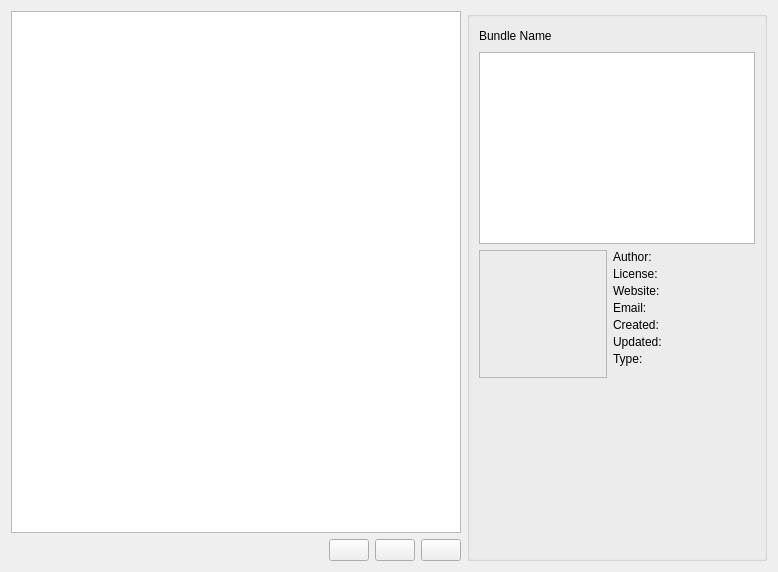
Before: the Qt Designer form plugins/extensions/resourcemanager/wdgdlgbundlemanager.ui in KDE/krita, drawn with Qt 5.
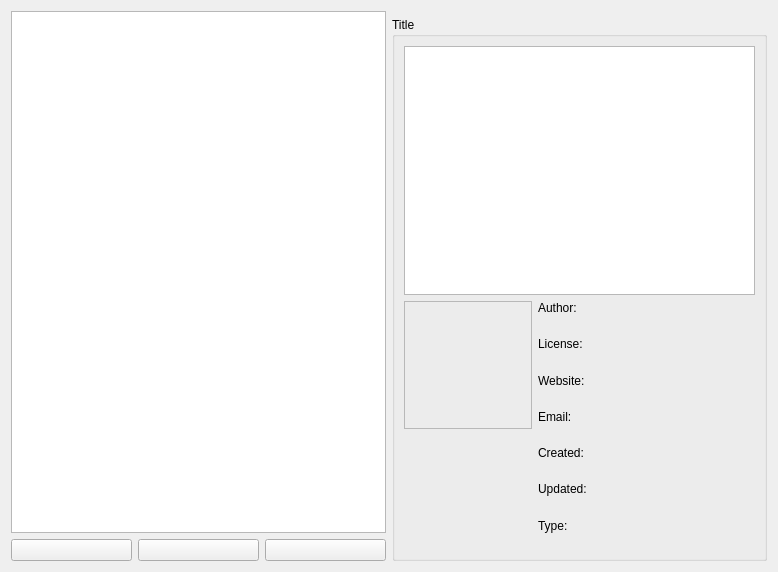
After: the same form once the commit is applied. Icons and pictures are not drawn.

Commit message: Redesign the flow of the Bundle Manager

What changed in the file:
```diff
--- a/plugins/extensions/resourcemanager/wdgdlgbundlemanager.ui
+++ b/plugins/extensions/resourcemanager/wdgdlgbundlemanager.ui
@@ -14,81 +14,20 @@
     <height>572</height>
    </rect>
   </property>
-  <layout class="QHBoxLayout" name="horizontalLayout_4">
-   <item>
-    <layout class="QVBoxLayout" name="verticalLayout">
-     <item>
-      <widget class="QListView" name="listView">
-       <property name="iconSize">
-        <size>
-         <width>48</width>
-         <height>48</height>
-        </size>
-       </property>
-      </widget>
-     </item>
-     <item>
-      <layout class="QHBoxLayout" name="horizontalLayout">
-       <item>
-        <spacer name="horizontalSpacer_2">
-         <property name="orientation">
-          <enum>Qt::Horizontal</enum>
-         </property>
-         <property name="sizeHint" stdset="0">
+  <property name="sizePolicy">
+   <sizepolicy hsizetype="MinimumExpanding" vsizetype="MinimumExpanding">
+    <horstretch>0</horstretch>
+    <verstretch>0</verstretch>
+   </sizepolicy>
+  </property>
+  <property name="minimumSize">
           <size>
-           <width>40</width>
-           <height>20</height>
-          </size>
-         </property>
-        </spacer>
-       </item>
-       <item>
-        <widget class="QPushButton" name="bnAdd">
-         <property name="toolTip">
-          <string>Import a resource library</string>
-         </property>
-         <property name="text">
-          <string/>
-         </property>
-         <property name="icon">
-          <iconset theme="new">
-           <normaloff>.</normaloff>.</iconset>
-         </property>
-        </widget>
-       </item>
-       <item>
-        <widget class="QPushButton" name="bnNew">
-         <property name="toolTip">
-          <string>Create a resource library</string>
-         </property>
-         <property name="text">
-          <string/>
-         </property>
-         <property name="icon">
-          <iconset theme="add">
-           <normaloff>.</normaloff>.</iconset>
-         </property>
-        </widget>
-       </item>
-       <item>
-        <widget class="QPushButton" name="bnToggle">
-         <property name="toolTip">
-          <string>Delete a resource library</string>
-         </property>
-         <property name="text">
-          <string/>
-         </property>
-         <property name="icon">
-          <iconset theme="delete">
-           <normaloff>.</normaloff>.</iconset>
-         </property>
-        </widget>
-       </item>
-      </layout>
-     </item>
-    </layout>
-   </item>
-   <item>
+    <width>778</width>
+    <height>572</height>
+   </size>
+  </property>
+  <layout class="QGridLayout" name="gridLayout_2">
+   <item row="1" column="1">
     <widget class="QGroupBox" name="BundleSelectedGroupBox">
      <property name="sizePolicy">
       <sizepolicy hsizetype="Preferred" vsizetype="Preferred">
@@ -96,97 +35,74 @@
        <verstretch>0</verstretch>
       </sizepolicy>
      </property>
-     <property name="minimumSize">
-      <size>
-       <width>0</width>
-       <height>0</height>
-      </size>
-     </property>
-     <property name="maximumSize">
-      <size>
-       <width>300</width>
-       <height>16777215</height>
-      </size>
-     </property>
      <property name="title">
-      <string/>
+      <string>Title</string>
      </property>
-     <layout class="QVBoxLayout" name="verticalLayout_8">
+     <layout class="QGridLayout" name="gridLayout">
       <property name="sizeConstraint">
        <enum>QLayout::SetDefaultConstraint</enum>
       </property>
-      <item>
-       <widget class="QSplitter" name="splitter_2">
-        <property name="sizePolicy">
-         <sizepolicy hsizetype="Expanding" vsizetype="Expanding">
-          <horstretch>0</horstretch>
-          <verstretch>0</verstretch>
-         </sizepolicy>
-        </property>
-        <property name="orientation">
-         <enum>Qt::Horizontal</enum>
-        </property>
-        <property name="childrenCollapsible">
-         <bool>false</bool>
-        </property>
-        <widget class="QWidget" name="selectedBundleInfoContainer">
-         <property name="sizePolicy">
-          <sizepolicy hsizetype="Preferred" vsizetype="Preferred">
-           <horstretch>10</horstretch>
-           <verstretch>0</verstretch>
-          </sizepolicy>
-         </property>
-         <layout class="QVBoxLayout" name="verticalLayout_4">
-          <item>
-           <layout class="QHBoxLayout" name="horizontalLayout_2">
-            <item>
-             <widget class="QLabel" name="lblName">
-              <property name="text">
-               <string>Bundle Name</string>
-              </property>
-              <property name="textFormat">
-               <enum>Qt::AutoText</enum>
-              </property>
-             </widget>
-            </item>
-            <item>
-             <spacer name="horizontalSpacer">
-              <property name="orientation">
-               <enum>Qt::Horizontal</enum>
-              </property>
-              <property name="sizeHint" stdset="0">
-               <size>
-                <width>40</width>
-                <height>20</height>
-               </size>
-              </property>
-             </spacer>
-            </item>
-           </layout>
-          </item>
-          <item>
+      <item row="0" column="0" colspan="2">
            <widget class="QPlainTextEdit" name="lblDescription">
             <property name="sizePolicy">
-             <sizepolicy hsizetype="Expanding" vsizetype="Maximum">
+         <sizepolicy hsizetype="Preferred" vsizetype="MinimumExpanding">
               <horstretch>0</horstretch>
-              <verstretch>10</verstretch>
-             </sizepolicy>
-            </property>
-            <property name="minimumSize">
-             <size>
-              <width>0</width>
-              <height>50</height>
-             </size>
+          <verstretch>0</verstretch>
+         </sizepolicy>
+        </property>
+        <property name="verticalScrollBarPolicy">
+         <enum>Qt::ScrollBarAsNeeded</enum>
+        </property>
+        <property name="horizontalScrollBarPolicy">
+         <enum>Qt::ScrollBarAlwaysOff</enum>
+        </property>
+        <property name="sizeAdjustPolicy">
+         <enum>QAbstractScrollArea::AdjustIgnored</enum>
             </property>
             <property name="readOnly">
              <bool>true</bool>
             </property>
            </widget>
           </item>
+      <item row="1" column="0" colspan="2">
+       <widget class="QWidget" name="wdgDetails" native="true">
+        <layout class="QHBoxLayout" name="horizontalLayout_2">
+         <property name="leftMargin">
+          <number>0</number>
+         </property>
+         <property name="topMargin">
+          <number>0</number>
+         </property>
+         <property name="rightMargin">
+          <number>0</number>
+         </property>
+         <property name="bottomMargin">
+          <number>0</number>
+         </property>
           <item>
-           <layout class="QHBoxLayout" name="horizontalLayout_3" stretch="0,0">
-            <item>
-             <layout class="QVBoxLayout" name="verticalLayout_9">
+          <widget class="QWidget" name="iconPanel" native="true">
+           <property name="enabled">
+            <bool>true</bool>
+           </property>
+           <property name="sizePolicy">
+            <sizepolicy hsizetype="Fixed" vsizetype="Preferred">
+             <horstretch>0</horstretch>
+             <verstretch>0</verstretch>
+            </sizepolicy>
+           </property>
+           <layout class="QVBoxLayout" name="verticalLayout_2">
+            <property name="leftMargin">
+             <number>0</number>
+            </property>
+            <property name="topMargin">
+             <number>0</number>
+            </property>
+            <property name="rightMargin">
+             <number>0</number>
+            </property>
+            <property name="bottomMargin">
+             <number>0</number>
+            </property>
               <item>
                <widget class="QLabel" name="lblPreview">
                 <property name="sizePolicy">
@@ -220,7 +136,7 @@
                  <bool>true</bool>
                 </property>
                 <property name="alignment">
-                 <set>Qt::AlignCenter</set>
+               <set>Qt::AlignHCenter|Qt::AlignTop</set>
                 </property>
                </widget>
               </item>
@@ -238,26 +154,32 @@
                </spacer>
               </item>
              </layout>
+          </widget>
             </item>
             <item>
-             <layout class="QGridLayout" name="gridLayout">
-              <property name="verticalSpacing">
-               <number>3</number>
-              </property>
-              <item row="2" column="0">
-               <widget class="QLabel" name="label_5">
-                <property name="text">
-                 <string>Website:</string>
-                </property>
-               </widget>
-              </item>
-              <item row="5" column="1">
-               <widget class="QLabel" name="lblUpdated">
-                <property name="text">
-                 <string/>
-                </property>
-               </widget>
-              </item>
+          <widget class="QWidget" name="detailsPanel" native="true">
+           <property name="sizePolicy">
+            <sizepolicy hsizetype="Preferred" vsizetype="Preferred">
+             <horstretch>0</horstretch>
+             <verstretch>0</verstretch>
+            </sizepolicy>
+           </property>
+           <layout class="QFormLayout" name="formLayout">
+            <property name="labelAlignment">
+             <set>Qt::AlignLeading|Qt::AlignLeft|Qt::AlignTop</set>
+            </property>
+            <property name="leftMargin">
+             <number>0</number>
+            </property>
+            <property name="topMargin">
+             <number>0</number>
+            </property>
+            <property name="rightMargin">
+             <number>0</number>
+            </property>
+            <property name="bottomMargin">
+             <number>0</number>
+            </property>
               <item row="0" column="0">
                <widget class="QLabel" name="label_3">
                 <property name="sizePolicy">
@@ -273,21 +195,93 @@
                  <bool>false</bool>
                 </property>
                 <property name="alignment">
-                 <set>Qt::AlignLeading|Qt::AlignLeft|Qt::AlignVCenter</set>
-                </property>
-               </widget>
-              </item>
-              <item row="4" column="0">
-               <widget class="QLabel" name="label_6">
+               <set>Qt::AlignLeading|Qt::AlignLeft|Qt::AlignTop</set>
+              </property>
+              <property name="wordWrap">
+               <bool>true</bool>
+              </property>
+             </widget>
+            </item>
+            <item row="0" column="1">
+             <widget class="QLabel" name="lblAuthor">
+              <property name="sizePolicy">
+               <sizepolicy hsizetype="Preferred" vsizetype="Expanding">
+                <horstretch>0</horstretch>
+                <verstretch>0</verstretch>
+               </sizepolicy>
+              </property>
                 <property name="text">
-                 <string>Created:</string>
-                </property>
-               </widget>
-              </item>
-              <item row="4" column="1">
-               <widget class="QLabel" name="lblCreated">
+               <string/>
+              </property>
+              <property name="alignment">
+               <set>Qt::AlignLeading|Qt::AlignLeft|Qt::AlignTop</set>
+              </property>
+              <property name="wordWrap">
+               <bool>true</bool>
+              </property>
+             </widget>
+            </item>
+            <item row="1" column="0">
+             <widget class="QLabel" name="label_4">
                 <property name="text">
+               <string>License:</string>
+              </property>
+              <property name="alignment">
+               <set>Qt::AlignLeading|Qt::AlignLeft|Qt::AlignTop</set>
+              </property>
+              <property name="wordWrap">
+               <bool>true</bool>
+              </property>
+             </widget>
+            </item>
+            <item row="1" column="1">
+             <widget class="QLabel" name="lblLicense">
+              <property name="sizePolicy">
+               <sizepolicy hsizetype="Preferred" vsizetype="Expanding">
+                <horstretch>0</horstretch>
+                <verstretch>0</verstretch>
+               </sizepolicy>
+              </property>
+              <property name="text">
                  <string/>
+              </property>
+              <property name="alignment">
+               <set>Qt::AlignLeading|Qt::AlignLeft|Qt::AlignTop</set>
+              </property>
+              <property name="wordWrap">
+               <bool>true</bool>
+              </property>
+             </widget>
+            </item>
+            <item row="2" column="0">
+             <widget class="QLabel" name="label_5">
+              <property name="text">
+               <string>Website:</string>
+              </property>
+              <property name="alignment">
+               <set>Qt::AlignLeading|Qt::AlignLeft|Qt::AlignTop</set>
+              </property>
+              <property name="wordWrap">
+               <bool>true</bool>
+              </property>
+             </widget>
+            </item>
+            <item row="2" column="1">
+             <widget class="QLabel" name="lblWebsite">
+              <property name="sizePolicy">
+               <sizepolicy hsizetype="Preferred" vsizetype="Expanding">
+                <horstretch>0</horstretch>
+                <verstretch>0</verstretch>
+               </sizepolicy>
+              </property>
+              <property name="text">
+               <string/>
+              </property>
+              <property name="alignment">
+               <set>Qt::AlignLeading|Qt::AlignLeft|Qt::AlignTop</set>
+              </property>
+              <property name="wordWrap">
+               <bool>true</bool>
                 </property>
                </widget>
               </item>
@@ -296,33 +290,63 @@
                 <property name="text">
                  <string>Email:</string>
                 </property>
-               </widget>
-              </item>
-              <item row="7" column="0" colspan="2">
-               <spacer name="verticalSpacer_5">
-                <property name="orientation">
-                 <enum>Qt::Vertical</enum>
-                </property>
-                <property name="sizeHint" stdset="0">
-                 <size>
-                  <width>20</width>
-                  <height>0</height>
-                 </size>
-                </property>
-               </spacer>
-              </item>
+              <property name="alignment">
+               <set>Qt::AlignLeading|Qt::AlignLeft|Qt::AlignTop</set>
+              </property>
+              <property name="wordWrap">
+               <bool>true</bool>
+              </property>
+             </widget>
+            </item>
               <item row="3" column="1">
                <widget class="QLabel" name="lblEmail">
+              <property name="sizePolicy">
+               <sizepolicy hsizetype="Preferred" vsizetype="Expanding">
+                <horstretch>0</horstretch>
+                <verstretch>0</verstretch>
+               </sizepolicy>
+              </property>
                 <property name="text">
                  <string/>
                 </property>
-               </widget>
-              </item>
-              <item row="1" column="1">
-               <widget class="QLabel" name="lblLicense">
+              <property name="alignment">
+               <set>Qt::AlignLeading|Qt::AlignLeft|Qt::AlignTop</set>
+              </property>
+              <property name="wordWrap">
+               <bool>true</bool>
+              </property>
+             </widget>
+            </item>
+            <item row="4" column="0">
+             <widget class="QLabel" name="label_6">
                 <property name="text">
+               <string>Created:</string>
+              </property>
+              <property name="alignment">
+               <set>Qt::AlignLeading|Qt::AlignLeft|Qt::AlignTop</set>
+              </property>
+              <property name="wordWrap">
+               <bool>true</bool>
+              </property>
+             </widget>
+            </item>
+            <item row="4" column="1">
+             <widget class="QLabel" name="lblCreated">
+              <property name="sizePolicy">
+               <sizepolicy hsizetype="Preferred" vsizetype="Expanding">
+                <horstretch>0</horstretch>
+                <verstretch>0</verstretch>
+               </sizepolicy>
+              </property>
+              <property name="text">
                  <string/>
                 </property>
+              <property name="alignment">
+               <set>Qt::AlignLeading|Qt::AlignLeft|Qt::AlignTop</set>
+              </property>
+              <property name="wordWrap">
+               <bool>true</bool>
+              </property>
                </widget>
               </item>
               <item row="5" column="0">
@@ -330,26 +354,30 @@
                 <property name="text">
                  <string>Updated:</string>
                 </property>
-               </widget>
-              </item>
-              <item row="0" column="1">
-               <widget class="QLabel" name="lblAuthor">
-                <property name="text">
-                 <string/>
-                </property>
-               </widget>
-              </item>
-              <item row="2" column="1">
-               <widget class="QLabel" name="lblWebsite">
+              <property name="alignment">
+               <set>Qt::AlignLeading|Qt::AlignLeft|Qt::AlignTop</set>
+              </property>
+              <property name="wordWrap">
+               <bool>true</bool>
+              </property>
+             </widget>
+            </item>
+            <item row="5" column="1">
+             <widget class="QLabel" name="lblUpdated">
+              <property name="sizePolicy">
+               <sizepolicy hsizetype="Preferred" vsizetype="Expanding">
+                <horstretch>0</horstretch>
+                <verstretch>0</verstretch>
+               </sizepolicy>
+              </property>
                 <property name="text">
                  <string/>
                 </property>
-               </widget>
-              </item>
-              <item row="1" column="0">
-               <widget class="QLabel" name="label_4">
-                <property name="text">
-                 <string>License:</string>
+              <property name="alignment">
+               <set>Qt::AlignLeading|Qt::AlignLeft|Qt::AlignTop</set>
+              </property>
+              <property name="wordWrap">
+               <bool>true</bool>
                 </property>
                </widget>
               </item>
@@ -358,21 +386,155 @@
                 <property name="text">
                  <string>Type:</string>
                 </property>
+              <property name="alignment">
+               <set>Qt::AlignLeading|Qt::AlignLeft|Qt::AlignTop</set>
+              </property>
+              <property name="wordWrap">
+               <bool>true</bool>
+              </property>
                </widget>
               </item>
               <item row="6" column="1">
                <widget class="QLabel" name="lblType">
+              <property name="sizePolicy">
+               <sizepolicy hsizetype="Preferred" vsizetype="Expanding">
+                <horstretch>0</horstretch>
+                <verstretch>0</verstretch>
+               </sizepolicy>
+              </property>
                 <property name="text">
                  <string/>
                 </property>
+              <property name="alignment">
+               <set>Qt::AlignLeading|Qt::AlignLeft|Qt::AlignTop</set>
+              </property>
+              <property name="wordWrap">
+               <bool>true</bool>
+              </property>
                </widget>
               </item>
              </layout>
-            </item>
-           </layout>
+          </widget>
+         </item>
+        </layout>
+       </widget>
           </item>
          </layout>
         </widget>
+   </item>
+   <item row="0" column="0" rowspan="2">
+    <widget class="QWidget" name="wdgBundleList" native="true">
+     <property name="sizePolicy">
+      <sizepolicy hsizetype="Preferred" vsizetype="Preferred">
+       <horstretch>0</horstretch>
+       <verstretch>0</verstretch>
+      </sizepolicy>
+     </property>
+     <layout class="QVBoxLayout" name="verticalLayout">
+      <property name="leftMargin">
+       <number>0</number>
+      </property>
+      <property name="topMargin">
+       <number>0</number>
+      </property>
+      <property name="rightMargin">
+       <number>0</number>
+      </property>
+      <property name="bottomMargin">
+       <number>0</number>
+      </property>
+      <item>
+       <widget class="QListView" name="listView">
+        <property name="sizePolicy">
+         <sizepolicy hsizetype="Preferred" vsizetype="Expanding">
+          <horstretch>0</horstretch>
+          <verstretch>0</verstretch>
+         </sizepolicy>
+        </property>
+        <property name="iconSize">
+         <size>
+          <width>48</width>
+          <height>48</height>
+         </size>
+        </property>
+       </widget>
+      </item>
+      <item>
+       <widget class="QWidget" name="wdgManage" native="true">
+        <layout class="QHBoxLayout" name="horizontalLayout">
+         <property name="leftMargin">
+          <number>0</number>
+         </property>
+         <property name="topMargin">
+          <number>0</number>
+         </property>
+         <property name="rightMargin">
+          <number>0</number>
+         </property>
+         <property name="bottomMargin">
+          <number>0</number>
+         </property>
+         <item>
+          <widget class="QPushButton" name="bnAdd">
+           <property name="sizePolicy">
+            <sizepolicy hsizetype="Minimum" vsizetype="Minimum">
+             <horstretch>0</horstretch>
+             <verstretch>0</verstretch>
+            </sizepolicy>
+           </property>
+           <property name="toolTip">
+            <string>Import a resource library</string>
+           </property>
+           <property name="text">
+            <string/>
+           </property>
+           <property name="icon">
+            <iconset theme="new">
+             <normaloff>.</normaloff>.</iconset>
+           </property>
+          </widget>
+         </item>
+         <item>
+          <widget class="QPushButton" name="bnNew">
+           <property name="sizePolicy">
+            <sizepolicy hsizetype="Minimum" vsizetype="Minimum">
+             <horstretch>0</horstretch>
+             <verstretch>0</verstretch>
+            </sizepolicy>
+           </property>
+           <property name="toolTip">
+            <string>Create a resource library</string>
+           </property>
+           <property name="text">
+            <string/>
+           </property>
+           <property name="icon">
+            <iconset theme="add">
+             <normaloff>.</normaloff>.</iconset>
+           </property>
+          </widget>
+         </item>
+         <item>
+          <widget class="QPushButton" name="bnToggle">
+           <property name="sizePolicy">
+            <sizepolicy hsizetype="Minimum" vsizetype="Minimum">
+             <horstretch>0</horstretch>
+             <verstretch>0</verstretch>
+            </sizepolicy>
+           </property>
+           <property name="toolTip">
+            <string>Delete a resource library</string>
+           </property>
+           <property name="text">
+            <string/>
+           </property>
+           <property name="icon">
+            <iconset theme="delete">
+             <normaloff>.</normaloff>.</iconset>
+           </property>
+          </widget>
+         </item>
+        </layout>
        </widget>
       </item>
      </layout>
```
Lines whose indentation alone changed are shown as unchanged. The commit also changes 2 other files.
